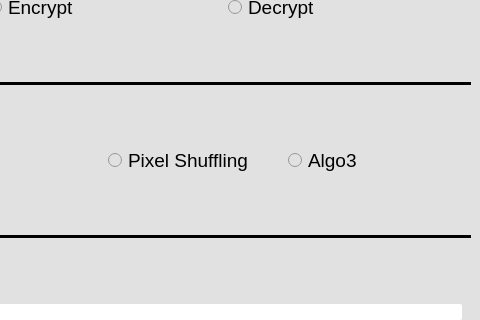
Qt form src/mainwindow.ui (terrytosh/HF-Image-Encryption) before a commit; both pictures show x 270 to 750 and y 89 to 409 of the 750 by 806 pixel window.
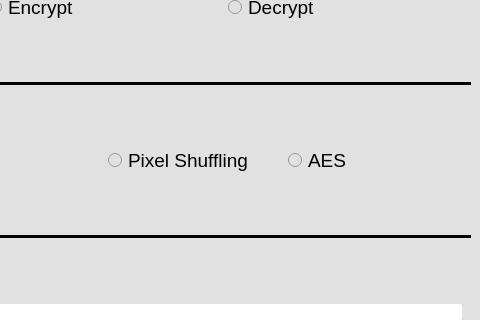
The same form after that commit.

Diff of the .ui file:
```diff
--- a/src/mainwindow.ui
+++ b/src/mainwindow.ui
@@ -155,7 +155,7 @@
           </font>
          </property>
          <property name="text">
-          <string>Algo3</string>
+          <string>AES</string>
          </property>
         </widget>
        </item>
```
